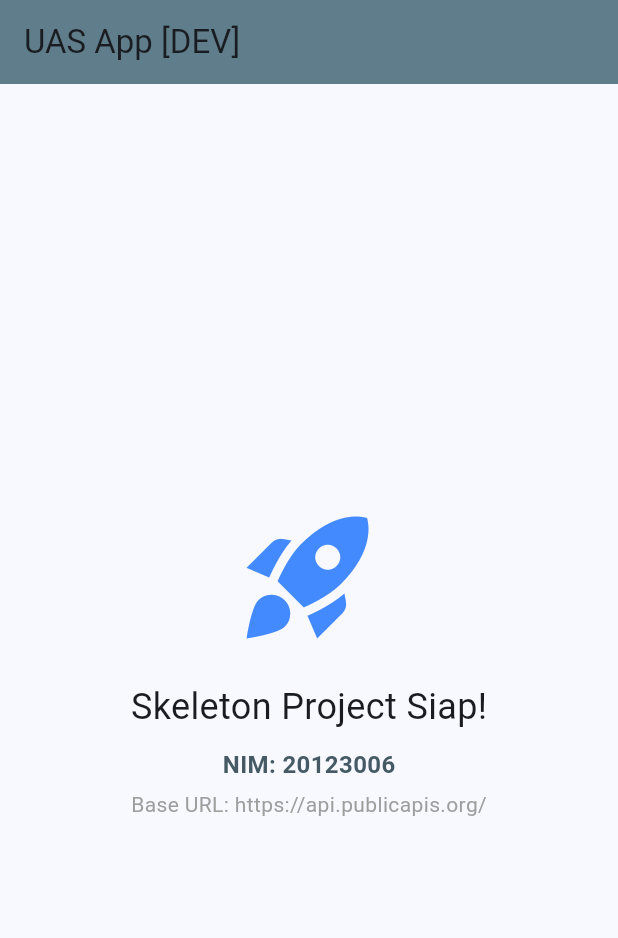
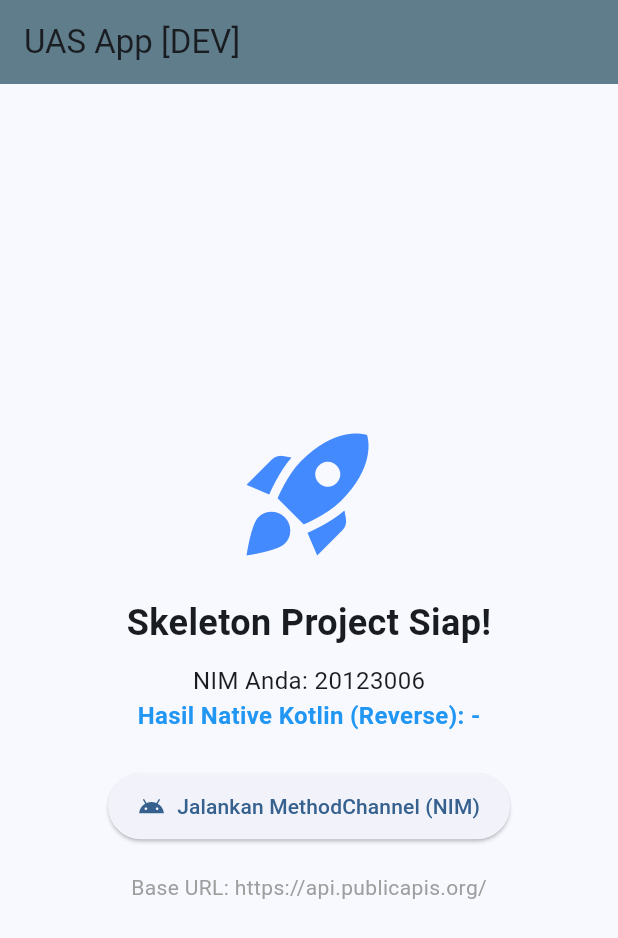
Before and after one commit to MRivalS/uas_mobile_lanjut, a Flutter app: the screen it shows after launch, on a phone screen of 412 x 824 dp. Shown: the top 938 px of the screen. Run offline on Flutter 3.47's test engine with Material 3 defaults, Android fonts, the phone set to English and light mode, and no system bars; our stand-ins replace dio, get_it, go_router.

Commit message:
implementasi native methodchannel dan memperbaiki konfigurasi build android

```diff
--- a/lib/features/home/presentation/pages/home_page.dart
+++ b/lib/features/home/presentation/pages/home_page.dart
@@ -1,8 +1,36 @@
 import 'package:flutter/material.dart';
+import 'package:flutter/services.dart';
 import '../../../../core/config/env_config.dart';
 
-class HomePage extends StatelessWidget {
+class HomePage extends StatefulWidget {
   const HomePage({super.key});
+
+  @override
+  State<HomePage> createState() => _HomePageState();
+}
+
+class _HomePageState extends State<HomePage> {
+  // Samakan nama channel dengan yang ada di Kotlin
+  static const _channel = MethodChannel('com.utd.uas/nim_channel');
+
+  String _reversedNimResult = '-';
+  final String _mhsNim = '20123006';
+
+  // Fungsi untuk memicu MethodChannel Native Kotlin
+  Future<void> _triggerNativeReverse() async {
+    try {
+      final String result = await _channel.invokeMethod('reverseNim', {
+        'nim': _mhsNim,
+      });
+      setState(() {
+        _reversedNimResult = result;
+      });
+    } on PlatformException catch (e) {
+      setState(() {
+        _reversedNimResult = "Gagal: ${e.message}";
+      });
+    }
+  }
 
   @override
   Widget build(BuildContext context) {
@@ -13,23 +41,56 @@ class HomePage extends StatelessWidget {
             ? Colors.green
             : Colors.blueGrey,
       ),
-      // ... kode bagian atas tetap sama ...
       body: Center(
+        child: Padding(
+          padding: const EdgeInsets.all(16.0),
           child: Column(
             mainAxisAlignment: MainAxisAlignment.center,
             children: [
-      const Icon(Icons.rocket_launch, size: 100, color: Colors.blueAccent),
+              const Icon(
+                Icons.rocket_launch,
+                size: 100,
+                color: Colors.blueAccent,
+              ),
               const SizedBox(height: 20),
-      const Text('Skeleton Project Siap!', style: TextStyle(fontSize: 24)),
+              const Text(
+                'Skeleton Project Siap!',
+                style: TextStyle(fontSize: 24, fontWeight: FontWeight.bold),
+              ),
               const SizedBox(height: 10),
 
-      // Menampilkan NIM dan info tema untuk kebutuhan demonstrasi UAS
-      Text('NIM: 20123006',
-        style: TextStyle(fontSize: 16, fontWeight: FontWeight.bold, color: Colors.blueGrey[700])),
+              Text('NIM Anda: $_mhsNim', style: const TextStyle(fontSize: 16)),
+              Text(
+                'Hasil Native Kotlin (Reverse): $_reversedNimResult',
+                style: const TextStyle(
+                  fontSize: 16,
+                  color: Colors.blue,
+                  fontWeight: FontWeight.bold,
+                ),
+              ),
 
-      const SizedBox(height: 5),
-      Text('Base URL: ${EnvConfig.baseUrl}', style: const TextStyle(color: Colors.grey)),
+              const SizedBox(height: 25),
+
+              // Tombol untuk demo di Menit ke 3-7 pada rekaman YouTube Anda
+              ElevatedButton.icon(
+                onPressed: _triggerNativeReverse,
+                icon: const Icon(Icons.android),
+                label: const Text('Jalankan MethodChannel (NIM)'),
+                style: ElevatedButton.styleFrom(
+                  padding: const EdgeInsets.symmetric(
+                    horizontal: 20,
+                    vertical: 12,
+                  ),
+                ),
+              ),
+
+              const SizedBox(height: 20),
+              Text(
+                'Base URL: ${EnvConfig.baseUrl}',
+                style: const TextStyle(color: Colors.grey),
+              ),
             ],
+          ),
         ),
       ),
     );
```
Also changed, not shown: 5 other files. Lines whose indentation alone changed are shown as unchanged.
